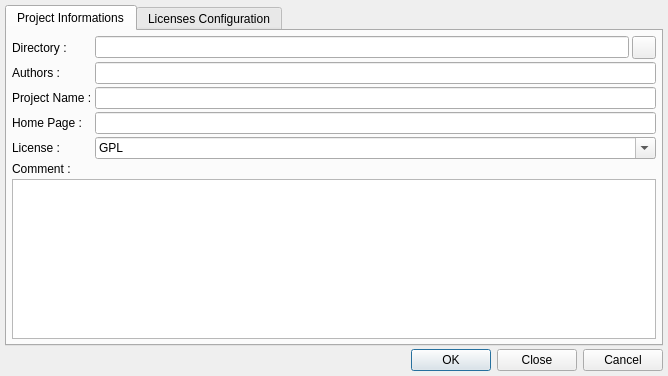
Above: v2/branches/dev/plugins/base/ProjectHeaders/src/ui/UIProjectHeaders.ui from testmana2/mks before the change. Below: the same form after it.
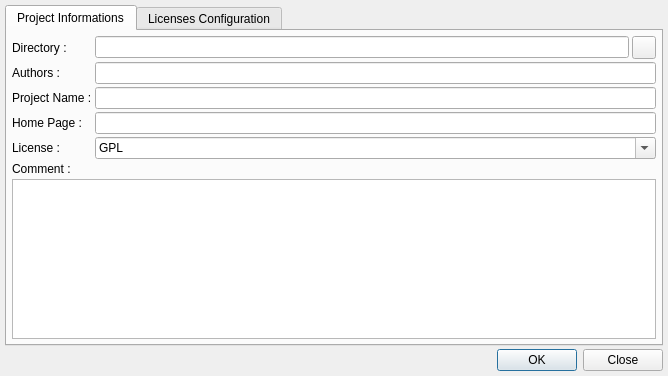
That is the form after the change. Icons and pictures are not drawn.

```diff
--- a/v2/branches/dev/plugins/base/ProjectHeaders/src/ui/UIProjectHeaders.ui
+++ b/v2/branches/dev/plugins/base/ProjectHeaders/src/ui/UIProjectHeaders.ui
@@ -244,7 +244,7 @@
       <enum>Qt::Horizontal</enum>
      </property>
      <property name="standardButtons" >
-      <set>QDialogButtonBox::Cancel|QDialogButtonBox::Close|QDialogButtonBox::NoButton|QDialogButtonBox::Ok</set>
+      <set>QDialogButtonBox::Close|QDialogButtonBox::NoButton|QDialogButtonBox::Ok</set>
      </property>
     </widget>
    </item>
```
Left out of the diff: 8 changed lines with no effect on the pictures.
